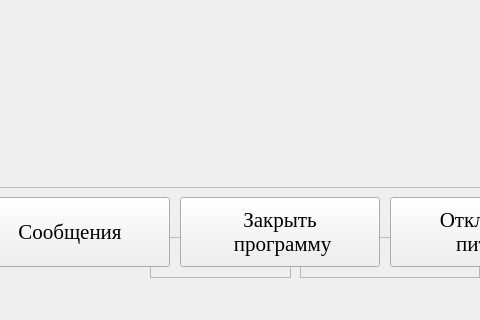
Old version of the form mainwindow.ui in the repository tomyqg/topaz-m; both pictures show x 240 to 720 and y 480 to 800 of the 1280 by 800 pixel window.
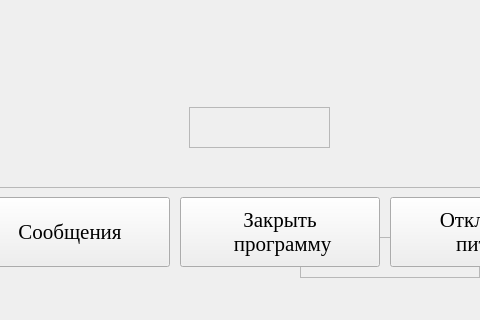
New version of the form. Icons and pictures are not drawn. Custom widgets are drawn as their Qt base class.

What changed in the file:
```diff
--- a/mainwindow.ui
+++ b/mainwindow.ui
@@ -257,6 +257,19 @@
     <property name="cursor">
      <cursorShape>BlankCursor</cursorShape>
     </property>
+    <widget class="QTextEdit" name="textEdit_2">
+     <property name="enabled">
+      <bool>false</bool>
+     </property>
+     <property name="geometry">
+      <rect>
+       <x>380</x>
+       <y>530</y>
+       <width>141</width>
+       <height>41</height>
+      </rect>
+     </property>
+    </widget>
    </widget>
    <widget class="QCheckBox" name="ConfirmBox">
     <property name="geometry">
@@ -294,20 +307,6 @@
  питание</string>
     </property>
    </widget>
-   <widget class="QTextEdit" name="textEdit_2">
-    <property name="enabled">
-     <bool>false</bool>
-    </property>
-    <property name="geometry">
-     <rect>
-      <x>390</x>
-      <y>700</y>
-      <width>141</width>
-      <height>41</height>
-     </rect>
-    </property>
-   </widget>
-   <zorder>textEdit_2</zorder>
    <zorder>customPlot</zorder>
    <zorder>radioButton</zorder>
    <zorder>radioButton_2</zorder>
```
Left out of the diff: 1 changed line with no effect on the pictures.
